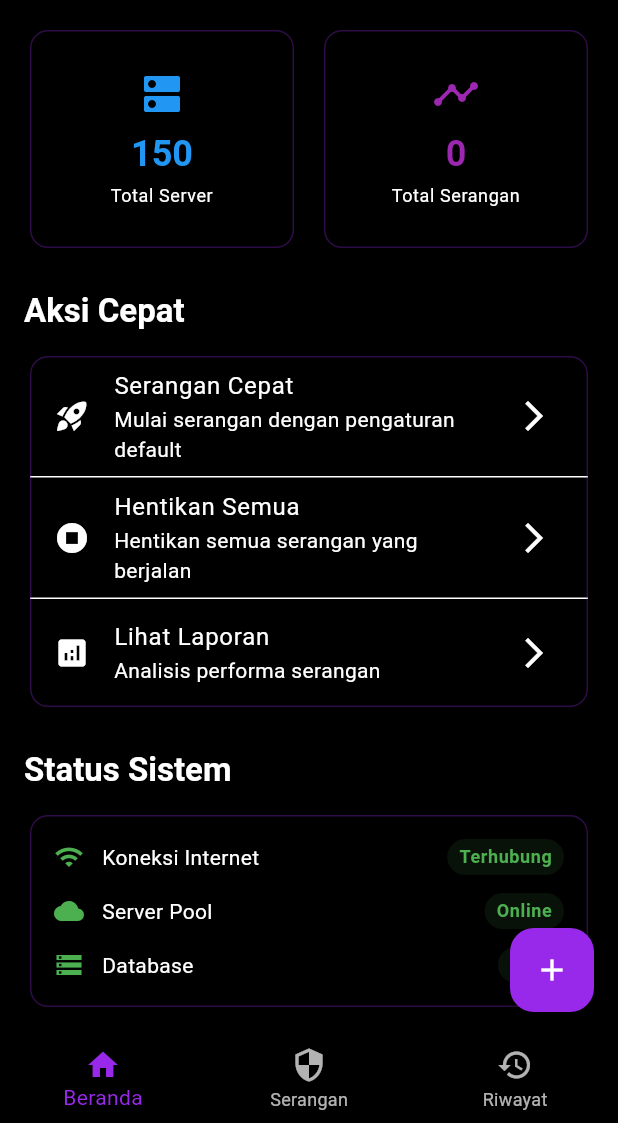
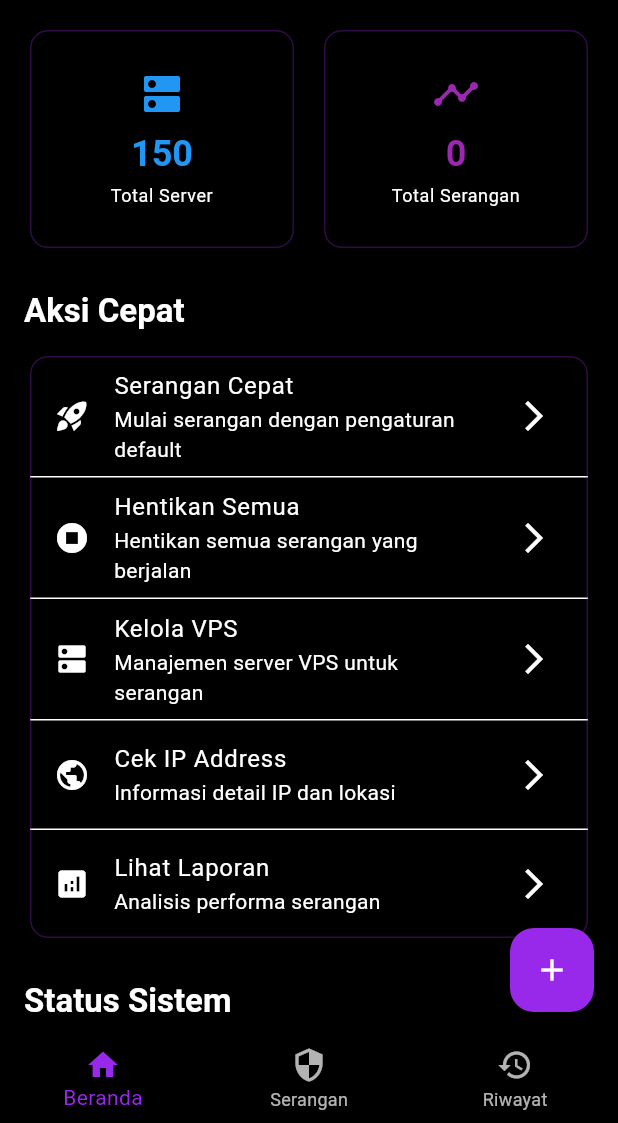
Before and after one commit to el-pablos/PABS-NETZILLA, a Flutter app: the screen it shows after launch, scrolled down 310 dp, on a phone screen of 412 x 824 dp, the part 113-1236 px from its top. Run offline on Flutter 3.47's test engine with Material 3 defaults, Android fonts, the phone set to English and light mode, and no system bars; our stand-ins replace permission_handler, sqflite, supabase_flutter; accounts and stored records are empty.

Commit message:
feat(ui): complete UI redesign with new color palette and navigation
- Implement consistent color palette (#000000, #9929EA, white) across all screens
- Fix all deprecated API usage (withOpacity → withValues, background → surface)
- Add navigation routes for VPS Management and IP Check screens
- Update dashboard with quick access to new features
- Ensure responsive design and proper theme consistency
- Fix deprecated surfaceVariant usage in splash screen

```diff
--- a/lib/main.dart
+++ b/lib/main.dart
@@ -1,6 +1,8 @@
 import 'package:flutter/material.dart';
 import 'package:supabase_flutter/supabase_flutter.dart';
 import 'screens/splash_screen.dart';
+import 'screens/vps_management_screen.dart';
+import 'screens/ip_check_screen.dart';
 
 Future<void> main() async {
   WidgetsFlutterBinding.ensureInitialized();
@@ -25,6 +27,10 @@ class PABSNetzillaApp extends StatelessWidget {
       debugShowCheckedModeBanner: false,
       theme: _buildTheme(),
       home: const SplashScreen(),
+      routes: {
+        '/vps-management': (context) => const VpsManagementScreen(),
+        '/ip-check': (context) => const IpCheckScreen(),
+      },
     );
   }
 
@@ -40,11 +46,9 @@ class PABSNetzillaApp extends StatelessWidget {
         primary: primaryPurple,
         secondary: primaryPurple,
         surface: backgroundBlack,
-        background: backgroundBlack,
         onPrimary: textWhite,
         onSecondary: textWhite,
         onSurface: textWhite,
-        onBackground: textWhite,
       ),
       scaffoldBackgroundColor: backgroundBlack,
       appBarTheme: AppBarTheme(
@@ -63,7 +67,7 @@ class PABSNetzillaApp extends StatelessWidget {
         color: backgroundBlack,
         shape: RoundedRectangleBorder(
           borderRadius: BorderRadius.circular(12),
-          side: BorderSide(color: primaryPurple.withOpacity(0.3)),
+          side: BorderSide(color: primaryPurple.withValues(alpha: 0.3)),
         ),
       ),
       elevatedButtonTheme: ElevatedButtonThemeData(
@@ -76,11 +80,11 @@ class PABSNetzillaApp extends StatelessWidget {
       inputDecorationTheme: InputDecorationTheme(
         border: OutlineInputBorder(
           borderRadius: BorderRadius.circular(8),
-          borderSide: BorderSide(color: primaryPurple.withOpacity(0.5)),
+          borderSide: BorderSide(color: primaryPurple.withValues(alpha: 0.5)),
         ),
         enabledBorder: OutlineInputBorder(
           borderRadius: BorderRadius.circular(8),
-          borderSide: BorderSide(color: primaryPurple.withOpacity(0.3)),
+          borderSide: BorderSide(color: primaryPurple.withValues(alpha: 0.3)),
         ),
         focusedBorder: OutlineInputBorder(
           borderRadius: BorderRadius.circular(8),
@@ -89,7 +93,7 @@ class PABSNetzillaApp extends StatelessWidget {
         filled: true,
         fillColor: backgroundBlack,
         labelStyle: const TextStyle(color: textWhite),
-        hintStyle: TextStyle(color: textWhite.withOpacity(0.6)),
+        hintStyle: TextStyle(color: textWhite.withValues(alpha: 0.6)),
       ),
       textTheme: const TextTheme(
         displayLarge: TextStyle(color: textWhite),
--- a/lib/screens/dashboard_screen.dart
+++ b/lib/screens/dashboard_screen.dart
@@ -268,6 +268,26 @@ class _DashboardContent extends StatelessWidget {
                   ),
                   const Divider(height: 1),
                   ListTile(
+                    leading: const Icon(Icons.dns),
+                    title: const Text('Kelola VPS'),
+                    subtitle: const Text('Manajemen server VPS untuk serangan'),
+                    trailing: const Icon(Icons.arrow_forward_ios),
+                    onTap: () {
+                      Navigator.pushNamed(context, '/vps-management');
+                    },
+                  ),
+                  const Divider(height: 1),
+                  ListTile(
+                    leading: const Icon(Icons.public),
+                    title: const Text('Cek IP Address'),
+                    subtitle: const Text('Informasi detail IP dan lokasi'),
+                    trailing: const Icon(Icons.arrow_forward_ios),
+                    onTap: () {
+                      Navigator.pushNamed(context, '/ip-check');
+                    },
+                  ),
+                  const Divider(height: 1),
+                  ListTile(
                     leading: const Icon(Icons.analytics),
                     title: const Text('Lihat Laporan'),
                     subtitle: const Text('Analisis performa serangan'),
```
Also changed, not shown: lib/screens/splash_screen.dart (+23 -9 lines).
